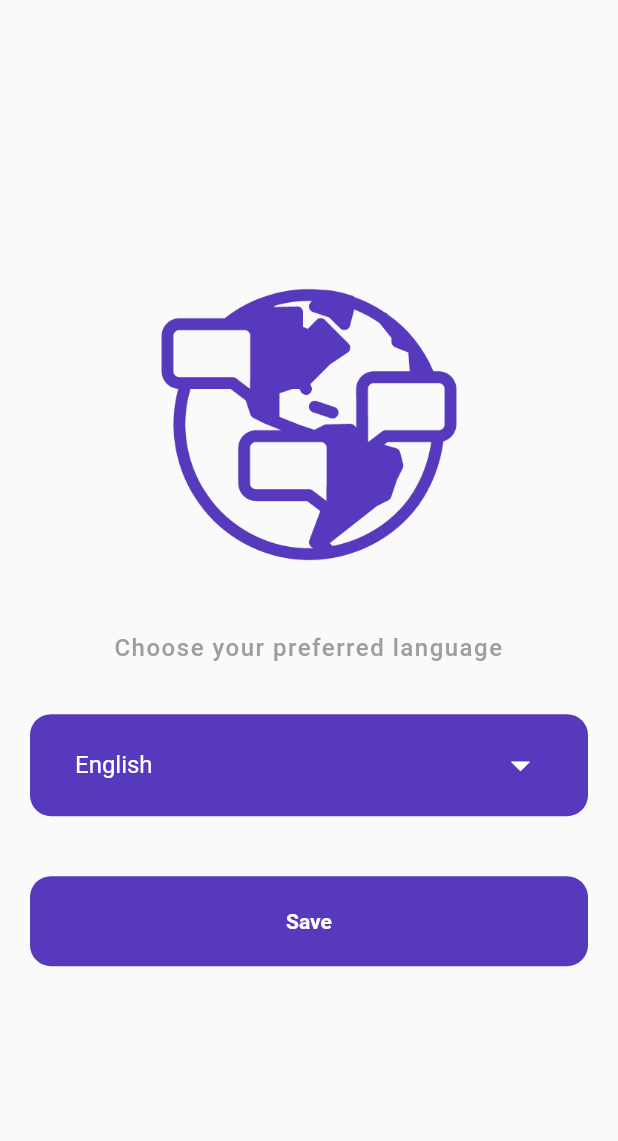
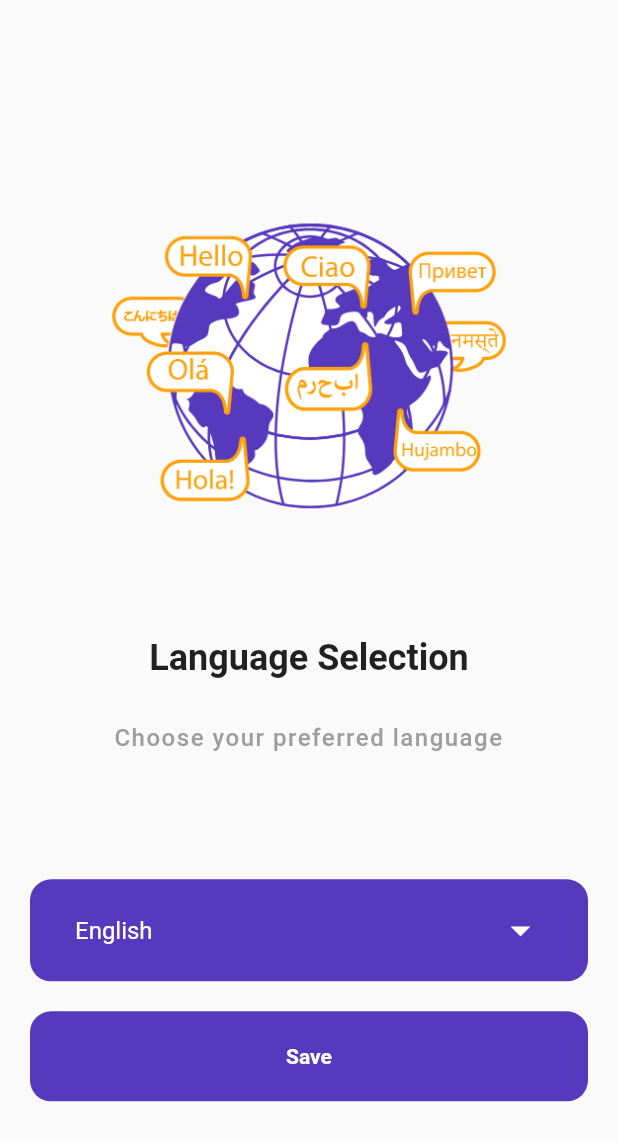
Before and after one commit to paysoapp/payso_flutter, a Flutter app: the RegisterScreen screen opened by its route, after a tap on "Change Language", on a phone screen of 412 x 824 dp. Shown: the top 1141 px of the screen. Run offline on Flutter 3.47's test engine with Material 2 defaults, Android fonts, the phone set to English and light mode, and no system bars; our stand-ins replace cloud_firestore, easy_localization, firebase_auth, firebase_core, local_auth, permission_handler and 2 more; accounts and stored records are empty.

Commit message:
Modified the project according to the changes

```diff
--- a/assets/languages/en-US.json
+++ b/assets/languages/en-US.json
@@ -43,7 +43,7 @@
   "setPasscodeBody": "Enter a 4 digit passcode to secure your account",
    "PasscodeDigitsOnly": "Enter Digits Only",
   "incorrectSetPasscode": "Please Enter Valid passcode",
-  "setPasscodeButon": "Confirm Passcode",
+  "setPasscodeButton": "Confirm Passcode",
 
   "confirmPasscodeTitle": "Confirm Mobile Passcode",
   "confirmPasscodeBody": "Please Re Enter your 4 digit passcode",
--- a/lib/main.dart
+++ b/lib/main.dart
@@ -57,7 +57,6 @@ class _MyAppState extends State<MyApp> {
       locale: context.locale,
       title: 'PaySo App',
       initialRoute: SplashScreen.id,
-//      initialRoute: FirebaseOperations.id,
       routes: {
         SplashScreen.id: (context) => SplashScreen(),
         SelectLanguage.id: (context) => SelectLanguage(),
--- a/lib/screens/register_screen.dart
+++ b/lib/screens/register_screen.dart
@@ -35,9 +35,9 @@ class _RegisterScreenState extends State<RegisterScreen> {
                 width: MediaQuery.of(context).size.width,
                 child: Image.asset('./assets/images/register.png'),
               ),
-              // SizedBox(
-              //   height: 40.0,
-              // ),
+              SizedBox(
+                height: 40.0,
+              ),
               Container(
                 padding: EdgeInsets.symmetric(
                   horizontal: 15.0,
@@ -79,15 +79,6 @@ class _RegisterScreenState extends State<RegisterScreen> {
                   onFieldSubmitted: (value) {
                     if (_formKey.currentState.validate()) {
                       registerUser.registerUser(phoneNumber, context, _auth);
-//                      Navigator.push(
-//                        context,
-//                        MaterialPageRoute(
-//                          builder: (context) => VerifyNumber(
-//                            mobileNumber: phoneNumber,
-//                          ),
-//                        ),
-//                      );
-
                     }
                   },
                   maxLength: 10,
@@ -114,22 +105,24 @@ class _RegisterScreenState extends State<RegisterScreen> {
                             width: 30.0,
                             height: 30.0,
                           ),
-                          // SizedBox(
-                          //   width: 10.0,
-                          // ),
-                          Text('+(91)'),
-                          // SizedBox(
-                          //   width: 14.0,
-                          // ),
+                          SizedBox(
+                            width: 10.0,
+                          ),
+                          Text(
+                            '+(91)',
+                          ),
+                          SizedBox(
+                            width: 10.0,
+                          ),
                         ],
                       ),
                     ),
                   ),
                 ),
               ),
-              // SizedBox(
-              //   height: 20.0,
-              // ),
+              SizedBox(
+                height: 10.0,
+              ),
               Container(
                 padding: EdgeInsets.symmetric(vertical: 40),
                 child: InkWell(
--- a/lib/screens/secure_screen.dart
+++ b/lib/screens/secure_screen.dart
@@ -3,7 +3,7 @@ import 'dart:io';
 import 'package:flutter/material.dart';
 import 'package:local_auth/local_auth.dart';
 import 'package:payso/model/secure.dart';
-import 'package:payso/screens/passcode_verified_screen.dart';
+import 'package:payso/screens/dashboard_screen.dart';
 import 'package:payso/widgets/secure_screen_tile.dart';
 
 import '../constants.dart';
@@ -34,7 +34,7 @@ class _SecureScreenState extends State<SecureScreen> {
       Navigator.pushReplacement(
         context,
         MaterialPageRoute(
-          builder: (context) => PasscodeVerifiedScreen(),
+          builder: (context) => DashboardScreen(),
         ),
       );
     }
@@ -124,7 +124,7 @@ class _SecureScreenState extends State<SecureScreen> {
                 width: MediaQuery.of(context).size.width - 80,
                 alignment: Alignment.center,
                 child: Text(
-                  "Enable Safety",
+                  "Check with Biometrics",
                   style: TextStyle(
                       color: Colors.white, fontWeight: FontWeight.w600),
                 ),
--- a/lib/screens/select_language.dart
+++ b/lib/screens/select_language.dart
@@ -2,10 +2,11 @@ import 'package:easy_localization/easy_localization.dart';
 import 'package:flutter/cupertino.dart';
 import 'package:flutter/material.dart';
 import 'package:payso/constants.dart';
-import 'package:payso/model/language.dart';
-import 'package:payso/screens/permission_screen.dart';
 
+import '../constants.dart';
+import '../model/language.dart';
 import '../model/shared_preference_operations.dart';
+import 'permission_screen.dart';
 
 class SelectLanguage extends StatefulWidget {
   @override
@@ -22,12 +23,22 @@ class _SelectLanguageState extends State<SelectLanguage> {
         padding: EdgeInsets.all(20.0),
         child: Center(
           child: Column(
-            mainAxisAlignment: MainAxisAlignment.center,
+            mainAxisAlignment: MainAxisAlignment.spaceEvenly,
+            children: [
+              Column(
                 children: [
                   Container(
                     child: Image.asset(
                       'assets/images/language.png',
-                  height: MediaQuery.of(context).size.height * 0.3,
+                      height: MediaQuery.of(context).size.height * 0.4,
+                    ),
+                  ),
+                  Padding(
+                    padding: const EdgeInsets.all(15.0),
+                    child: Text(
+                      'Language Selection',
+                      textAlign: TextAlign.center,
+                      style: cHeadStyle,
                     ),
                   ),
                   Padding(
@@ -38,8 +49,12 @@ class _SelectLanguageState extends State<SelectLanguage> {
                       style: cTextStyle,
                     ),
                   ),
+                ],
+              ),
+              Column(
+                children: [
                   Padding(
-                padding: const EdgeInsets.symmetric(vertical: 20),
+                    padding: const EdgeInsets.symmetric(vertical: 10),
                     child: Container(
                       width: MediaQuery.of(context).size.width / 1.1,
                       decoration: BoxDecoration(
@@ -48,7 +63,8 @@ class _SelectLanguageState extends State<SelectLanguage> {
                           Radius.circular(14),
                         ),
                       ),
-                  padding: EdgeInsets.symmetric(vertical: 10, horizontal: 30),
+                      padding:
+                          EdgeInsets.symmetric(vertical: 10, horizontal: 30),
                       child: DropdownButton(
                         isExpanded: true,
                         iconSize: 30,
@@ -65,10 +81,12 @@ class _SelectLanguageState extends State<SelectLanguage> {
                             selectedLang = language.name;
                           });
 
-                      if (EasyLocalization.of(context).locale.languageCode !=
+                          if (EasyLocalization.of(context)
+                                  .locale
+                                  .languageCode !=
                               language.languageCode) {
-                        context.locale =
-                            Locale(language.languageCode, language.countryCode);
+                            context.locale = Locale(
+                                language.languageCode, language.countryCode);
                           }
                         },
                         items: Language.languageList()
@@ -76,7 +94,8 @@ class _SelectLanguageState extends State<SelectLanguage> {
                               (lang) => DropdownMenuItem(
                                 value: lang,
                                 child: Row(
-                              mainAxisAlignment: MainAxisAlignment.spaceAround,
+                                  mainAxisAlignment:
+                                      MainAxisAlignment.spaceAround,
                                   children: <Widget>[
                                     Text(lang.flag),
                                     Text(lang.name)
@@ -89,7 +108,7 @@ class _SelectLanguageState extends State<SelectLanguage> {
                     ),
                   ),
                   Padding(
-                padding: const EdgeInsets.symmetric(vertical: 20),
+                    padding: const EdgeInsets.symmetric(vertical: 10),
                     child: InkWell(
                       onTap: () async {
                         SharedPreferenceOperations _prefs =
@@ -124,6 +143,8 @@ class _SelectLanguageState extends State<SelectLanguage> {
                   ),
                 ],
               ),
+            ],
+          ),
         ),
       ),
     );
--- a/lib/widgets/profile_text_field.dart
+++ b/lib/widgets/profile_text_field.dart
@@ -4,6 +4,7 @@ import 'package:payso/constants.dart';
 class ProfileTextField extends StatelessWidget {
   final String textFieldTitle;
   final Image textFieldImage;
+  final int textFieldSize;
   final TextInputType textFieldType;
   final Function onChanged;
   final Function validator;
@@ -13,6 +14,7 @@ class ProfileTextField extends StatelessWidget {
       {this.textFieldImage,
       this.textFieldTitle,
       this.textFieldType,
+      this.textFieldSize,
       this.onChanged,
       this.validator,
       this.onFieldSubmitted});
@@ -24,7 +26,7 @@ class ProfileTextField extends StatelessWidget {
       validator: validator,
       onFieldSubmitted: onFieldSubmitted,
       style: cFormFieldStyle,
-      maxLength: 25,
+      maxLength: textFieldSize,
       keyboardType: textFieldType,
       decoration: InputDecoration(
         hintText: textFieldTitle,
```
Also changed, not shown: lib/screens/complete_profile.dart (+19 -40 lines), lib/screens/confirm_mobile_passcode.dart (+9 -9 lines), lib/screens/set_mobile_passcode.dart (+5 -4 lines), lib/screens/splash_screen.dart (+11 -2 lines), lib/screens/verify_number.dart (+27 -29 lines), assets/images/language.png, 1 other file. Lines whose indentation alone changed are shown as unchanged.
